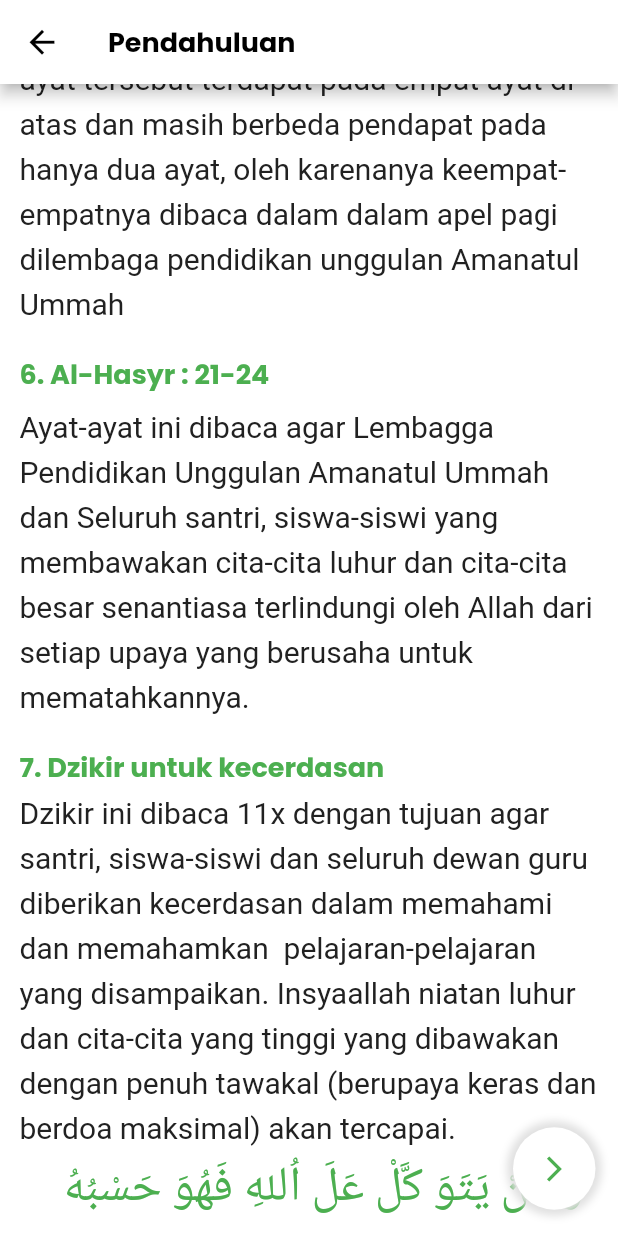
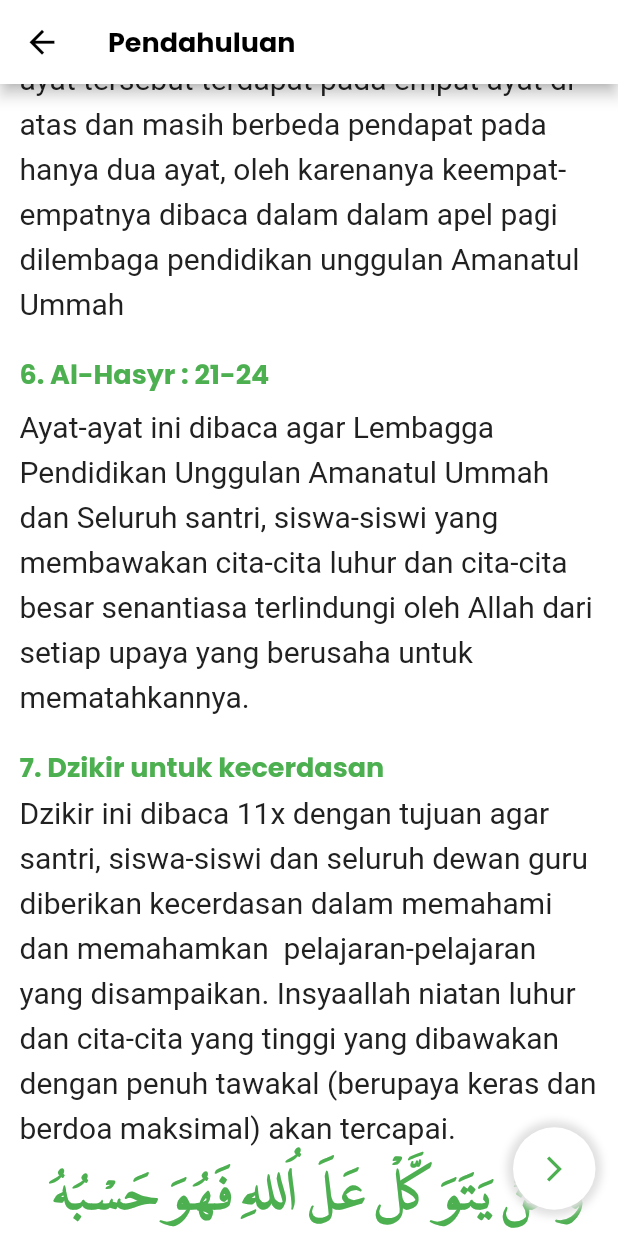
Before and after one commit to alizaenazet/dalil-alnajah, a Flutter app: the Section1 screen opened directly, scrolled down 2304 dp, on a phone screen of 412 x 824 dp. Run offline on Flutter 3.47's test engine with Material 2 defaults, Android fonts, the phone set to English and light mode, and no system bars; our stand-ins replace animated_splash_screen, google_fonts.

Commit message:
section 1 font

```diff
--- a/lib/config/consts.dart
+++ b/lib/config/consts.dart
@@ -1 +1,24 @@
+import 'package:flutter/material.dart';
+
 const String LPMQFontFamily = 'LPMQ Isep Misbah';
+
+final mediumGreenArabic = TextStyle(
+  color: Colors.green,
+  fontSize: 20,
+  fontWeight: FontWeight.bold,
+  fontFamily: LPMQFontFamily,
+);
+
+final bigGreenArabic = TextStyle(
+  color: Colors.green,
+  fontSize: 32,
+  fontWeight: FontWeight.bold,
+  fontFamily: LPMQFontFamily,
+);
+
+final smallGreenArabic = TextStyle(
+  color: Colors.green,
+  fontSize: 16,
+  fontWeight: FontWeight.bold,
+  fontFamily: LPMQFontFamily,
+);
--- a/lib/section1.dart
+++ b/lib/section1.dart
@@ -1,3 +1,4 @@
+import 'package:alizaenaz/config/consts.dart';
 import 'package:alizaenaz/home.dart';
 import 'package:alizaenaz/section2.dart';
 import 'package:alizaenaz/section3.dart';
@@ -323,11 +324,7 @@
                     child: Text(
                       'وَ مَنْ يَتَوَ كَّلْ عَلَ اُللهِ فَهُوَ حَسْبُهُ',
                       textDirection: TextDirection.rtl,
-                      style: GoogleFonts.notoNaskhArabic(
-                          textStyle: TextStyle(
-                        color: Colors.green,
-                        fontSize: 32,
-                      )),
+                      style: bigGreenArabic,
                     ),
                   ),
                 ),
```
